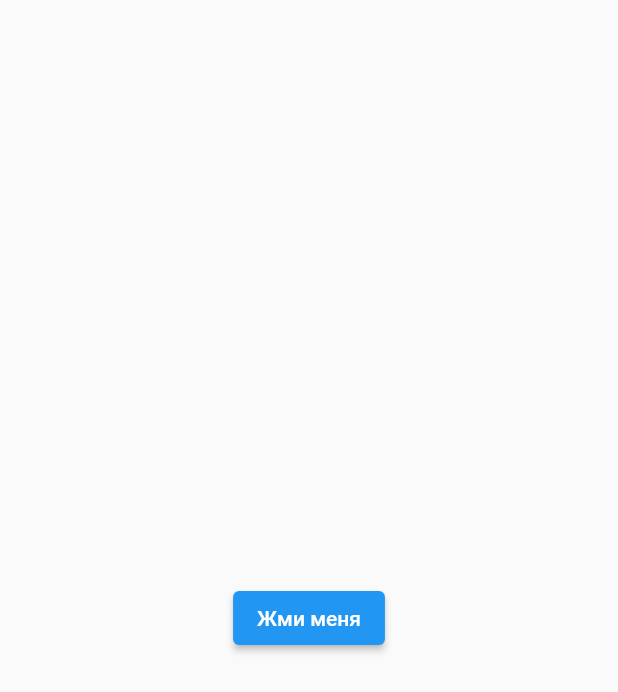
After one commit to idaldu/flutter_lessons, a Flutter app: the SeventhScreen screen opened directly, after a tap on "Жми меня", on a phone screen of 412 x 824 dp. The commit adds this screen. Shown: the top 692 px of the screen. Run offline on Flutter 3.47's test engine with Material 2 defaults, Android fonts, the phone set to English and light mode, and no system bars; our stand-ins replace hive, hive_flutter; accounts and stored records are empty.

Commit message:
add seventh_screen

```diff
--- a/lib/main.dart
+++ b/lib/main.dart
@@ -1,8 +1,11 @@
 import 'package:flutter/material.dart';
 import 'package:lesson_47/home_screen/home_screen.dart';
 import 'package:lesson_47/pages_screen/pages_screen.dart';
+import 'package:hive_flutter/hive_flutter.dart';
 
-void main() {
+void main() async {
+  WidgetsFlutterBinding.ensureInitialized();
+  await Hive.initFlutter();
   runApp(const MyApp());
 }
 
--- a/lib/pages_screen/pages_screen.dart
+++ b/lib/pages_screen/pages_screen.dart
@@ -3,6 +3,7 @@ import 'package:lesson_47/fifth_screen/widgets/fifth_screen.dart';
 import 'package:lesson_47/first_screen/first_screen.dart';
 import 'package:lesson_47/fourth_screen/fourth_screen.dart';
 import 'package:lesson_47/second_screen/second_screen.dart';
+import 'package:lesson_47/seventh_screen/seventh_screen.dart';
 import 'package:lesson_47/sixth_screen/sixth_screen.dart';
 import 'package:lesson_47/third_screen/third_screen.dart';
 
@@ -20,7 +21,8 @@ class PagesScreen extends StatelessWidget {
         ThirdScreen(),
         FourthScreen(),
         FifthScreen(),
-        SixthScreen()
+        SixthScreen(),
+        SeventhScreen()
       ],
     );
   }
--- /dev/null
+++ b/lib/seventh_screen/seventh_screen.dart
@@ -0,0 +1,27 @@
+import 'package:flutter/material.dart';
+import 'package:lesson_47/seventh_screen/seventh_screen_model.dart';
+
+class SeventhScreen extends StatefulWidget {
+  const SeventhScreen({Key? key}) : super(key: key);
+
+  @override
+  _SeventhScreenState createState() => _SeventhScreenState();
+}
+
+class _SeventhScreenState extends State<SeventhScreen> {
+  final model = SeventhScreenModel();
+
+  @override
+  Widget build(BuildContext context) {
+    return Scaffold(
+      body: SafeArea(
+        child: Center(
+          child: ElevatedButton(
+            onPressed: model.doSome,
+            child: const Text('Жми меня'),
+          ),
+        ),
+      ),
+    );
+  }
+}
--- /dev/null
+++ b/lib/seventh_screen/seventh_screen_model.dart
@@ -0,0 +1,73 @@
+// ignore_for_file: public_member_api_docs, sort_constructors_first
+import 'package:hive/hive.dart';
+
+part 'seventh_screen_model.g.dart';
+
+class SeventhScreenModel {
+  Future<void> doSome() async {
+    // тут мы регистрируем адаптеры для разных боксов
+    if (!Hive.isAdapterRegistered(0)) {
+      Hive.registerAdapter(UserAdapter());
+    }
+    if (!Hive.isAdapterRegistered(1)) {
+      Hive.registerAdapter(PetAdapter());
+    }
+
+    // два бокса для хранения разных классов
+    var box = await Hive.openBox<User>('textBox');
+    var petBox = await Hive.openBox<Pet>('petBox');
+
+    // создаем экземпляр для питомца
+    final pet = Pet('pushok');
+
+    // добавляем питомца в бокс
+    petBox.add(pet);
+
+    // создаем лист с питомцами
+    final pets = HiveList(petBox, objects: [pet]);
+
+    // передаем в обьект список вместе с другими данными
+    final user = User('Alex', 12, pets);
+
+    // добавляем в бокс с юзерами нашего юзера
+    await box.put('user', user);
+
+    // дальше можно получить из юзера его питомцев
+    print(pet);
+  }
+}
+
+// класс обьекта который мы будем добавлять
+@HiveType(typeId: 0)
+class User extends HiveObject {
+  @HiveField(0)
+  String name;
+
+  @HiveField(1)
+  int age;
+
+  // свойство в котором мы передаем нужный тип
+  @HiveField(2)
+  HiveList<Pet> pets;
+
+  User(
+    this.name,
+    this.age,
+    this.pets,
+  );
+
+  @override
+  String toString() => 'Name: $name, age: $age';
+}
+
+// класс питомцев
+@HiveType(typeId: 1)
+class Pet extends HiveObject {
+  @HiveField(0)
+  String name;
+
+  Pet(this.name);
+
+  @override
+  String toString() => 'Name: $name';
+}
--- a/pubspec.yaml
+++ b/pubspec.yaml
@@ -38,6 +38,9 @@ dependencies:
   # The following adds the Cupertino Icons font to your application.
   # Use with the CupertinoIcons class for iOS style icons.
   cupertino_icons: ^1.0.2
+  hive: ^2.2.3
+  hive_flutter: ^1.1.0
+  hive_generator: ^2.0.0
 
 dev_dependencies:
   flutter_test:
```
Also changed, not shown: lib/seventh_screen/seventh_screen_model.g.dart (added), pubspec.lock.
